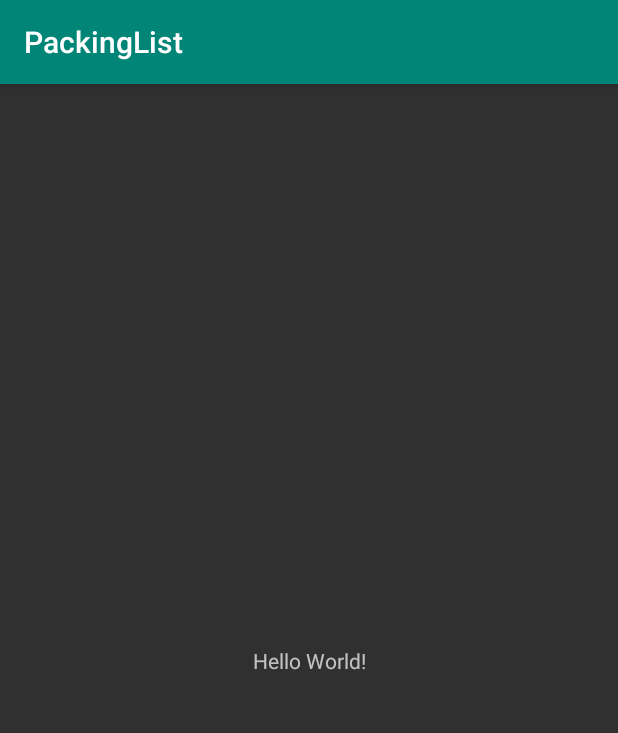
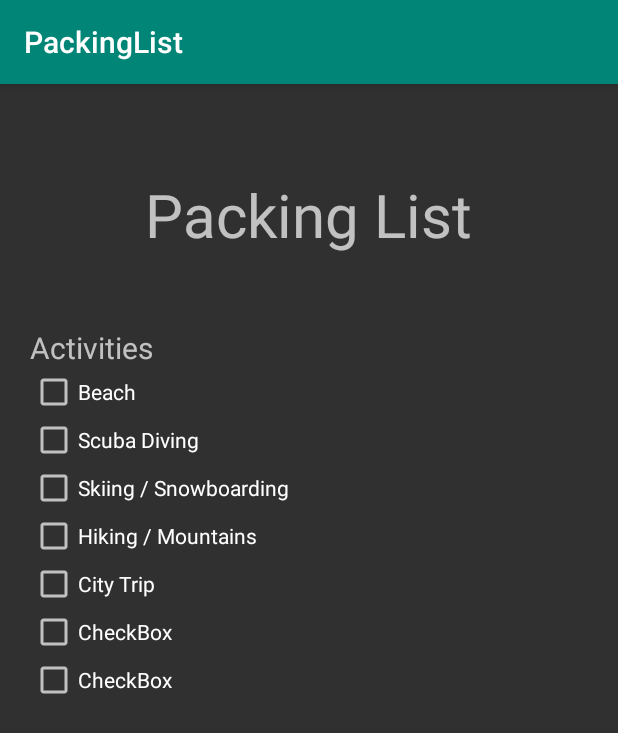
Before and after one commit to melanie-fuchs/PackingList, an Android app: the screen it shows after launch (MainActivity), on a phone screen of 412 x 824 dp. Shown: the top 733 px of the screen. Run offline under Robolectric (Android 15) with nearby library versions, the phone set to English and light mode, and no system bars.

Commit message:
adding first checkboxes

```diff
--- a/app/src/main/res/layout/activity_main.xml
+++ b/app/src/main/res/layout/activity_main.xml
@@ -1,18 +1,75 @@
 <?xml version="1.0" encoding="utf-8"?>
-<androidx.constraintlayout.widget.ConstraintLayout xmlns:android="http://schemas.android.com/apk/res/android"
+<LinearLayout xmlns:android="http://schemas.android.com/apk/res/android"
     xmlns:app="http://schemas.android.com/apk/res-auto"
     xmlns:tools="http://schemas.android.com/tools"
     android:layout_width="match_parent"
     android:layout_height="match_parent"
+    android:layout_margin="20dp"
+    android:orientation="vertical"
     tools:context=".MainActivity">
 
     <TextView
+        android:id="@+id/mainTitle"
         android:layout_width="wrap_content"
         android:layout_height="wrap_content"
-        android:text="Hello World!"
+        android:layout_gravity="center"
+        android:layout_marginTop="40dp"
+        android:layout_marginBottom="@android:dimen/app_icon_size"
+        android:gravity="center"
+        android:text="@string/mainTitle"
+        android:textSize="40sp"
         app:layout_constraintBottom_toBottomOf="parent"
         app:layout_constraintLeft_toLeftOf="parent"
         app:layout_constraintRight_toRightOf="parent"
         app:layout_constraintTop_toTopOf="parent" />
 
-</androidx.constraintlayout.widget.ConstraintLayout>
+    <TextView
+        android:id="@+id/mainTitleActivities"
+        android:layout_width="match_parent"
+        android:layout_height="wrap_content"
+        android:text="@string/mainTitlePurposeOfJourney"
+        android:textSize="20sp" />
+
+    <CheckBox
+        android:id="@+id/checkBoxBeach"
+        android:layout_width="match_parent"
+        android:layout_height="wrap_content"
+        android:text="@string/checkBoxBeach" />
+
+    <CheckBox
+        android:id="@+id/checkBoxSubaDiving"
+        android:layout_width="match_parent"
+        android:layout_height="wrap_content"
+        android:text="@string/checkBoxScubaDiving" />
+
+    <CheckBox
+        android:id="@+id/checkBoxSkiing"
+        android:layout_width="match_parent"
+        android:layout_height="wrap_content"
+        android:text="@string/checkBoxSkiing" />
+
+    <CheckBox
+        android:id="@+id/checkBoxHiking"
+        android:layout_width="match_parent"
+        android:layout_height="wrap_content"
+        android:text="@string/checkBoxHiking" />
+
+    <CheckBox
+        android:id="@+id/checkBoxCityTrip"
+        android:layout_width="match_parent"
+        android:layout_height="wrap_content"
+        android:text="@string/checkBoxCityTrip" />
+
+    <CheckBox
+        android:id="@+id/checkBox6"
+        android:layout_width="match_parent"
+        android:layout_height="wrap_content"
+        android:text="CheckBox" />
+
+    <CheckBox
+        android:id="@+id/checkBox7"
+        android:layout_width="match_parent"
+        android:layout_height="wrap_content"
+        android:text="CheckBox" />
+
+</LinearLayout>
--- a/app/src/main/res/values/strings.xml
+++ b/app/src/main/res/values/strings.xml
@@ -1,3 +1,10 @@
 <resources>
     <string name="app_name">PackingList</string>
+    <string name="mainTitle">Packing List</string>
+    <string name="checkBoxBeach">Beach</string>
+    <string name="checkBoxScubaDiving">Scuba Diving</string>
+    <string name="checkBoxSkiing">Skiing / Snowboarding</string>
+    <string name="checkBoxHiking">Hiking / Mountains</string>
+    <string name="mainTitlePurposeOfJourney">Activities</string>
+    <string name="checkBoxCityTrip">City Trip</string>
 </resources>
```
